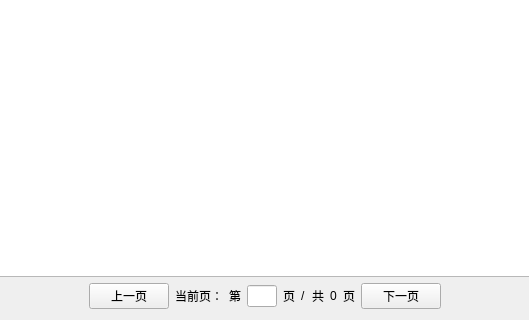
Above: view/manager/widgetinventorymanager.ui from ylxcvvan/Supermarket-Commodity-Management-System before the change; both pictures show x 193 to 722 and y 177 to 497 of the 915 by 497 pixel window. Below: the same form after it.
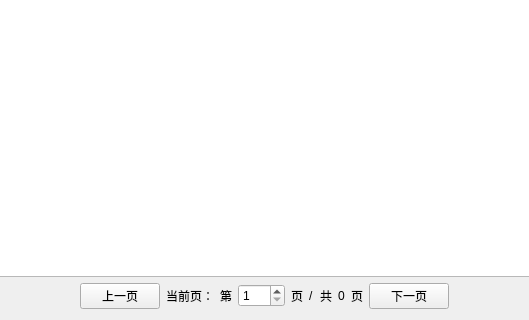
That is the form after the change.

The edit to the form file:
```diff
--- a/view/manager/widgetinventorymanager.ui
+++ b/view/manager/widgetinventorymanager.ui
@@ -6,7 +6,7 @@
    <rect>
     <x>0</x>
     <y>0</y>
-    <width>814</width>
+    <width>834</width>
     <height>497</height>
    </rect>
   </property>
@@ -514,12 +514,12 @@
       </widget>
      </item>
      <item>
-      <widget class="QLineEdit" name="currentpage">
-       <property name="maximumSize">
-        <size>
-         <width>30</width>
-         <height>16777215</height>
-        </size>
+      <widget class="QSpinBox" name="spinBoxPageJump">
+       <property name="minimum">
+        <number>1</number>
+       </property>
+       <property name="maximum">
+        <number>999</number>
        </property>
       </widget>
      </item>
```
Left out of the diff: 12 changed lines with no effect on the pictures.
